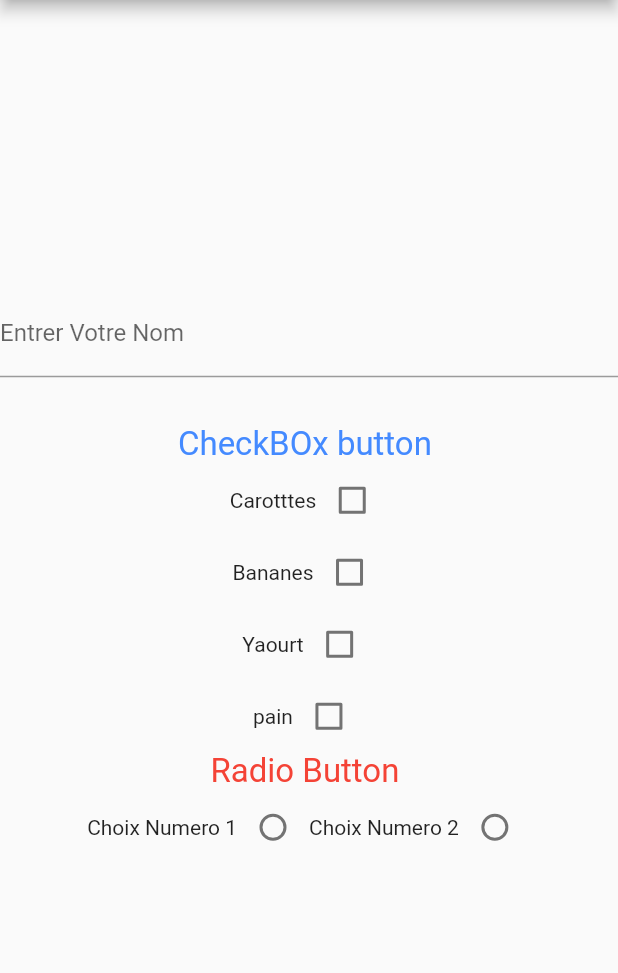
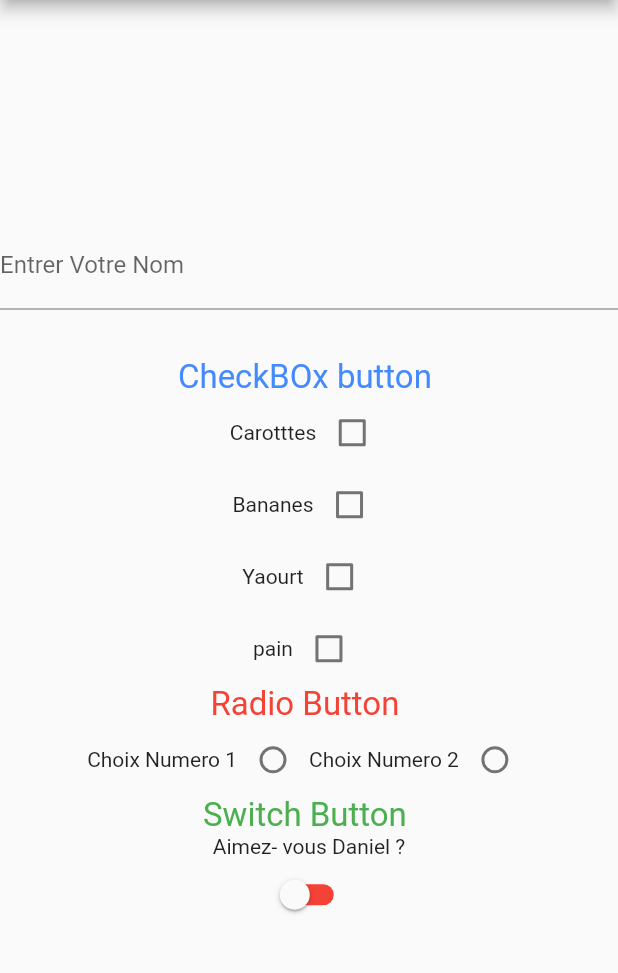
Before and after one commit to Algorithme123/flutter-widgetinterractive, a Flutter app: the screen it shows after launch, on a phone screen of 412 x 824 dp, the part 84-1057 px from its top. Run offline on Flutter 3.47's test engine with Material 2 defaults, Android fonts, the phone set to English and light mode, and no system bars.

Commit message:
Switch Button

```diff
--- a/lib/main.dart
+++ b/lib/main.dart
@@ -14,6 +14,7 @@ class MyApp extends StatefulWidget {
 class _MyAppState extends State<MyApp> {
   var changed;
   var itemSelectionne;
+  var interrupteur = false;
 
   var submitted;
 
@@ -113,10 +114,12 @@ class _MyAppState extends State<MyApp> {
 
               Column(
                 mainAxisAlignment: MainAxisAlignment.center,
-                children: [Text("CheckBOx button ",style: TextStyle(
-                  color: Colors.blueAccent,
-                  fontSize: 22.0
-                ),)],
+                children: [
+                  Text(
+                    "CheckBOx button ",
+                    style: TextStyle(color: Colors.blueAccent, fontSize: 22.0),
+                  )
+                ],
               ),
 
               //Column pour les CheckBox
@@ -126,19 +129,43 @@ class _MyAppState extends State<MyApp> {
               ),
               Column(
                 mainAxisAlignment: MainAxisAlignment.center,
-                children: [Text("Radio Button ",style: TextStyle(
-                  color: Colors.red,
-                  fontSize: 22.0
-                ),)],
+                children: const [
+                  Text(
+                    "Radio Button ",
+                    style: TextStyle(color: Colors.red, fontSize: 22.0),
+                  )
+                ],
               ),
               Row(
-                mainAxisAlignment:  MainAxisAlignment.center
-                ,
+                mainAxisAlignment: MainAxisAlignment.center,
                 children: radios(),
+              ),
+              Column(
+                mainAxisAlignment: MainAxisAlignment.center,
+                children: const [
+                  Text(
+                    "Switch Button ",
+                    style: TextStyle(color: Colors.green, fontSize: 22.0),
+                  )
+                ],
+              ),
+              Column(
+                mainAxisAlignment: MainAxisAlignment.start,
+                children: [
+                  Text("Aimez- vous Daniel ?"),
+                  Switch(
+                      value: interrupteur,
+                      inactiveTrackColor: Colors.red,
+                      activeColor: Colors.green,
+                      onChanged: (b) {
+                        setState(() {
+                          interrupteur = b;
+                        });
+                      })
+                ],
               )
             ],
           ),
-
         ),
       ),
     );
```
